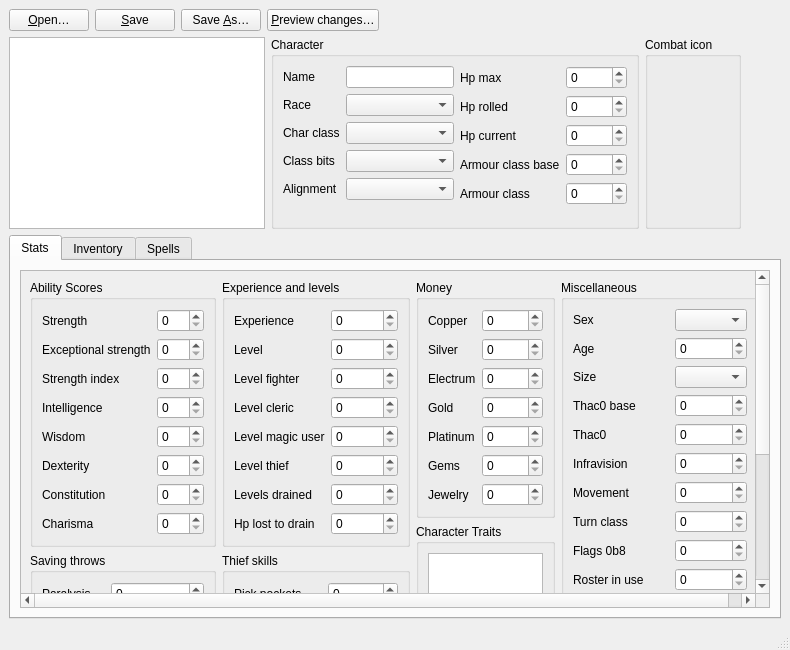
The window that editor/character.ui (malcyon/wish) describes before a commit, drawn with Qt 5.
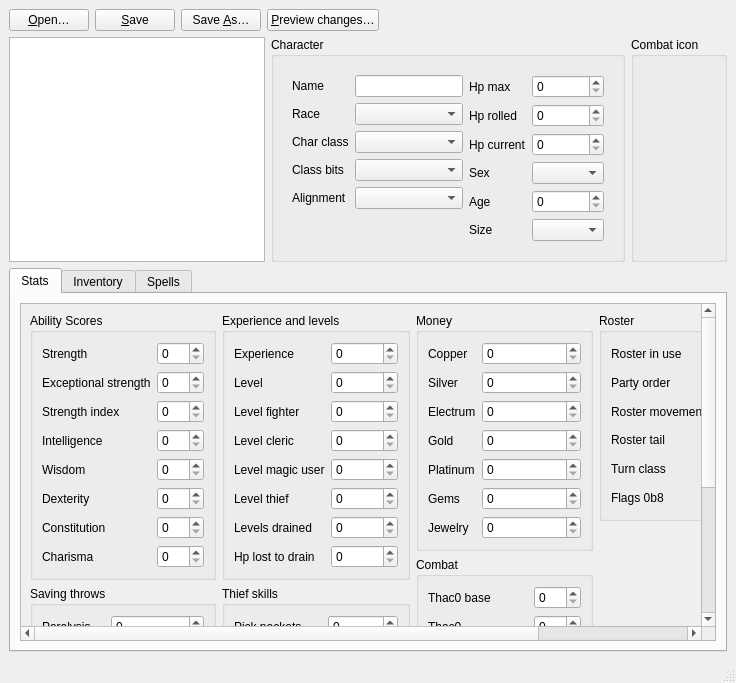
The same window after the commit. Custom widgets are drawn as their Qt base class.

Commit message:
Dissolve Miscellaneous into Combat and Roster, and stop Character drawing on itself (#71)
Claude-Session: https://claude.ai/code/session_01X6CGdDVhBkFjKa4aTHA27U

```diff
--- a/editor/character.ui
+++ b/editor/character.ui
@@ -62,6 +62,9 @@
         <property name="title">
          <string>Character</string>
         </property>
+        <layout class="QVBoxLayout" name="layout_identity">
+         <item>
+          <widget class="QWidget" name="columns_identity">
         <layout class="QHBoxLayout" name="form_identity">
          <item>
           <layout class="QFormLayout" name="form_identity_left">
@@ -171,40 +174,46 @@
              </widget>
             </item>
             <item row="3" column="0">
-             <widget class="QLabel" name="label_armour_class_base">
+               <widget class="QLabel" name="label_sex">
               <property name="text">
-               <string>Armour class base</string>
+                 <string>Sex</string>
               </property>
              </widget>
             </item>
             <item row="3" column="1">
-             <widget class="QSpinBox" name="field_armour_class_base">
-              <property name="minimum">
-               <number>0</number>
-              </property>
-              <property name="maximum">
-               <number>255</number>
-              </property>
-             </widget>
+               <widget class="QComboBox" name="field_sex" />
             </item>
             <item row="4" column="0">
-             <widget class="QLabel" name="label_armour_class">
+               <widget class="QLabel" name="label_age">
               <property name="text">
-               <string>Armour class</string>
+                 <string>Age</string>
               </property>
              </widget>
             </item>
             <item row="4" column="1">
-             <widget class="QSpinBox" name="field_armour_class">
+               <widget class="QSpinBox" name="field_age">
               <property name="minimum">
                <number>0</number>
               </property>
               <property name="maximum">
-               <number>255</number>
+                 <number>65535</number>
               </property>
              </widget>
             </item>
-           </layout>
+              <item row="5" column="0">
+               <widget class="QLabel" name="label_size_small">
+                <property name="text">
+                 <string>Size</string>
+                </property>
+               </widget>
+              </item>
+              <item row="5" column="1">
+               <widget class="QComboBox" name="field_size_small" />
+              </item>
+             </layout>
+           </item>
+          </layout>
+          </widget>
          </item>
         </layout>
        </widget>
@@ -221,19 +230,6 @@
         </layout>
        </widget>
       </item>
-      <item>
-       <spacer name="header_spacer">
-        <property name="orientation">
-         <enum>Qt::Horizontal</enum>
-        </property>
-        <property name="sizeHint" stdset="0">
-         <size>
-          <width>40</width>
-          <height>20</height>
-         </size>
-        </property>
-       </spacer>
-      </item>
      </layout>
     </item>
     <item>
@@ -944,85 +940,19 @@
                </widget>
               </item>
               <item>
-               <widget class="QGroupBox" name="box_effects">
+               <widget class="QGroupBox" name="box_combat">
                 <property name="title">
-                 <string>Character Traits</string>
+                 <string>Combat</string>
                 </property>
-                <layout class="QVBoxLayout" name="layout_effects">
-                 <item>
-                  <widget class="EffectsView" name="field_item_effects" />
-                 </item>
-                </layout>
-               </widget>
-              </item>
-              <item>
-               <spacer name="spacer_column_three">
-                <property name="orientation">
-                 <enum>Qt::Vertical</enum>
-                </property>
-                <property name="sizeHint" stdset="0">
-                 <size>
-                  <width>20</width>
-                  <height>10</height>
-                 </size>
-                </property>
-               </spacer>
-              </item>
-             </layout>
-            </item>
-            <item>
-             <layout class="QVBoxLayout" name="column_four">
-              <item>
-               <widget class="QGroupBox" name="box_record">
-                <property name="title">
-                 <string>Miscellaneous</string>
-                </property>
-                <layout class="QFormLayout" name="form_record">
+                <layout class="QFormLayout" name="form_combat">
                  <item row="0" column="0">
-                  <widget class="QLabel" name="label_sex">
-                   <property name="text">
-                    <string>Sex</string>
-                   </property>
-                  </widget>
-                 </item>
-                 <item row="0" column="1">
-                  <widget class="QComboBox" name="field_sex" />
-                 </item>
-                 <item row="1" column="0">
-                  <widget class="QLabel" name="label_age">
-                   <property name="text">
-                    <string>Age</string>
-                   </property>
-                  </widget>
-                 </item>
-                 <item row="1" column="1">
-                  <widget class="QSpinBox" name="field_age">
-                   <property name="minimum">
-                    <number>0</number>
-                   </property>
-                   <property name="maximum">
-                    <number>65535</number>
-                   </property>
-                  </widget>
-                 </item>
-                 <item row="2" column="0">
-                  <widget class="QLabel" name="label_size_small">
-                   <property name="text">
-                    <string>Size</string>
-                   </property>
-                  </widget>
-                 </item>
-                 <item row="2" column="1">
-                  <widget class="QComboBox" name="field_size_small" />
-                 </item>
-                 <item row="3" column="0">
                   <widget class="QLabel" name="label_thac0_base">
                    <property name="text">
                     <string>Thac0 base</string>
                    </property>
                   </widget>
                  </item>
-                 <item row="3" column="1">
+                 <item row="0" column="1">
                   <widget class="QSpinBox" name="field_thac0_base">
                    <property name="minimum">
                     <number>0</number>
@@ -1032,14 +962,14 @@
                    </property>
                   </widget>
                  </item>
-                 <item row="4" column="0">
+                 <item row="1" column="0">
                   <widget class="QLabel" name="label_thac0">
                    <property name="text">
                     <string>Thac0</string>
                    </property>
                   </widget>
                  </item>
-                 <item row="4" column="1">
+                 <item row="1" column="1">
                   <widget class="QSpinBox" name="field_thac0">
                    <property name="minimum">
                     <number>0</number>
@@ -1049,15 +979,15 @@
                    </property>
                   </widget>
                  </item>
-                 <item row="5" column="0">
-                  <widget class="QLabel" name="label_infravision">
+                 <item row="2" column="0">
+                  <widget class="QLabel" name="label_armour_class_base">
                    <property name="text">
-                    <string>Infravision</string>
+                    <string>Armour class base</string>
                    </property>
                   </widget>
                  </item>
-                 <item row="5" column="1">
-                  <widget class="QSpinBox" name="field_infravision">
+                 <item row="2" column="1">
+                  <widget class="QSpinBox" name="field_armour_class_base">
                    <property name="minimum">
                     <number>0</number>
                    </property>
@@ -1066,14 +996,31 @@
                    </property>
                   </widget>
                  </item>
-                 <item row="6" column="0">
+                 <item row="3" column="0">
+                  <widget class="QLabel" name="label_armour_class">
+                   <property name="text">
+                    <string>Armour class</string>
+                   </property>
+                  </widget>
+                 </item>
+                 <item row="3" column="1">
+                  <widget class="QSpinBox" name="field_armour_class">
+                   <property name="minimum">
+                    <number>0</number>
+                   </property>
+                   <property name="maximum">
+                    <number>255</number>
+                   </property>
+                  </widget>
+                 </item>
+                 <item row="4" column="0">
                   <widget class="QLabel" name="label_movement">
                    <property name="text">
                     <string>Movement</string>
                    </property>
                   </widget>
                  </item>
-                 <item row="6" column="1">
+                 <item row="4" column="1">
                   <widget class="QSpinBox" name="field_movement">
                    <property name="minimum">
                     <number>0</number>
@@ -1083,15 +1030,15 @@
                    </property>
                   </widget>
                  </item>
-                 <item row="7" column="0">
-                  <widget class="QLabel" name="label_turn_class">
+                 <item row="5" column="0">
+                  <widget class="QLabel" name="label_infravision">
                    <property name="text">
-                    <string>Turn class</string>
+                    <string>Infravision</string>
                    </property>
                   </widget>
                  </item>
-                 <item row="7" column="1">
-                  <widget class="QSpinBox" name="field_turn_class">
+                 <item row="5" column="1">
+                  <widget class="QSpinBox" name="field_infravision">
                    <property name="minimum">
                     <number>0</number>
                    </property>
@@ -1100,31 +1047,40 @@
                    </property>
                   </widget>
                  </item>
-                 <item row="8" column="0">
-                  <widget class="QLabel" name="label_flags_0b8">
-                   <property name="text">
-                    <string>Flags 0b8</string>
-                   </property>
-                  </widget>
-                 </item>
-                 <item row="8" column="1">
-                  <widget class="QSpinBox" name="field_flags_0b8">
-                   <property name="minimum">
-                    <number>0</number>
-                   </property>
-                   <property name="maximum">
-                    <number>255</number>
-                   </property>
-                  </widget>
-                 </item>
-                 <item row="9" column="0">
+                </layout>
+               </widget>
+              </item>
+              <item>
+               <spacer name="spacer_column_three">
+                <property name="orientation">
+                 <enum>Qt::Vertical</enum>
+                </property>
+                <property name="sizeHint" stdset="0">
+                 <size>
+                  <width>20</width>
+                  <height>10</height>
+                 </size>
+                </property>
+               </spacer>
+              </item>
+             </layout>
+            </item>
+            <item>
+             <layout class="QVBoxLayout" name="column_four">
+              <item>
+               <widget class="QGroupBox" name="box_roster">
+                <property name="title">
+                 <string>Roster</string>
+                </property>
+                <layout class="QFormLayout" name="form_roster">
+                 <item row="0" column="0">
                   <widget class="QLabel" name="label_roster_in_use">
                    <property name="text">
                     <string>Roster in use</string>
                    </property>
                   </widget>
                  </item>
-                 <item row="9" column="1">
+                 <item row="0" column="1">
                   <widget class="QSpinBox" name="field_roster_in_use">
                    <property name="minimum">
                     <number>0</number>
@@ -1134,14 +1090,14 @@
                    </property>
                   </widget>
                  </item>
-                 <item row="10" column="0">
+                 <item row="1" column="0">
                   <widget class="QLabel" name="label_party_order">
                    <property name="text">
                     <string>Party order</string>
                    </property>
                   </widget>
                  </item>
-                 <item row="10" column="1">
+                 <item row="1" column="1">
                   <widget class="QSpinBox" name="field_party_order">
                    <property name="minimum">
                     <number>0</number>
@@ -1151,14 +1107,14 @@
                    </property>
                   </widget>
                  </item>
-                 <item row="11" column="0">
+                 <item row="2" column="0">
                   <widget class="QLabel" name="label_roster_movement">
                    <property name="text">
                     <string>Roster movement</string>
                    </property>
                   </widget>
                  </item>
-                 <item row="11" column="1">
+                 <item row="2" column="1">
                   <widget class="QSpinBox" name="field_roster_movement">
                    <property name="minimum">
                     <number>0</number>
@@ -1168,16 +1124,50 @@
                    </property>
                   </widget>
                  </item>
-                 <item row="12" column="0">
+                 <item row="3" column="0">
                   <widget class="QLabel" name="label_roster_tail">
                    <property name="text">
                     <string>Roster tail</string>
                    </property>
                   </widget>
                  </item>
-                 <item row="12" column="1">
+                 <item row="3" column="1">
                   <widget class="QLineEdit" name="field_roster_tail" />
                  </item>
+                 <item row="4" column="0">
+                  <widget class="QLabel" name="label_turn_class">
+                   <property name="text">
+                    <string>Turn class</string>
+                   </property>
+                  </widget>
+                 </item>
+                 <item row="4" column="1">
+                  <widget class="QSpinBox" name="field_turn_class">
+                   <property name="minimum">
+                    <number>0</number>
+                   </property>
+                   <property name="maximum">
+                    <number>255</number>
+                   </property>
+                  </widget>
+                 </item>
+                 <item row="5" column="0">
+                  <widget class="QLabel" name="label_flags_0b8">
+                   <property name="text">
+                    <string>Flags 0b8</string>
+                   </property>
+                  </widget>
+                 </item>
+                 <item row="5" column="1">
+                  <widget class="QSpinBox" name="field_flags_0b8">
+                   <property name="minimum">
+                    <number>0</number>
+                   </property>
+                   <property name="maximum">
+                    <number>255</number>
+                   </property>
+                  </widget>
+                 </item>
                 </layout>
                </widget>
               </item>
@@ -1196,6 +1186,35 @@
               </item>
              </layout>
             </item>
+            <item>
+             <layout class="QVBoxLayout" name="column_five">
+              <item>
+               <widget class="QGroupBox" name="box_effects">
+                <property name="title">
+                 <string>Character Traits</string>
+                </property>
+                <layout class="QVBoxLayout" name="layout_effects">
+                 <item>
+                  <widget class="EffectsView" name="field_item_effects" />
+                 </item>
+                </layout>
+               </widget>
+              </item>
+              <item>
+               <spacer name="spacer_column_five">
+                <property name="orientation">
+                 <enum>Qt::Vertical</enum>
+                </property>
+                <property name="sizeHint" stdset="0">
+                 <size>
+                  <width>20</width>
+                  <height>10</height>
+                 </size>
+                </property>
+               </spacer>
+              </item>
+             </layout>
+            </item>
            </layout>
           </widget>
          </widget>
```
Lines whose indentation alone changed are shown as unchanged. The commit also changes 4 other files.
